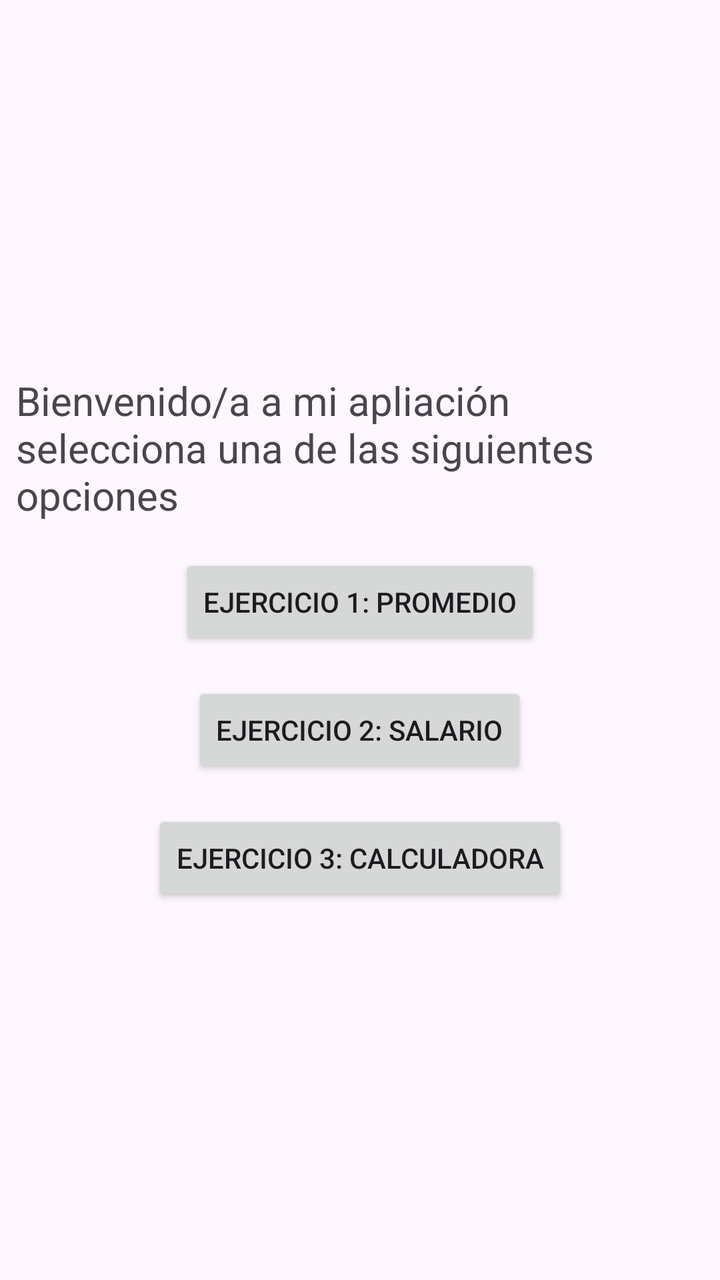
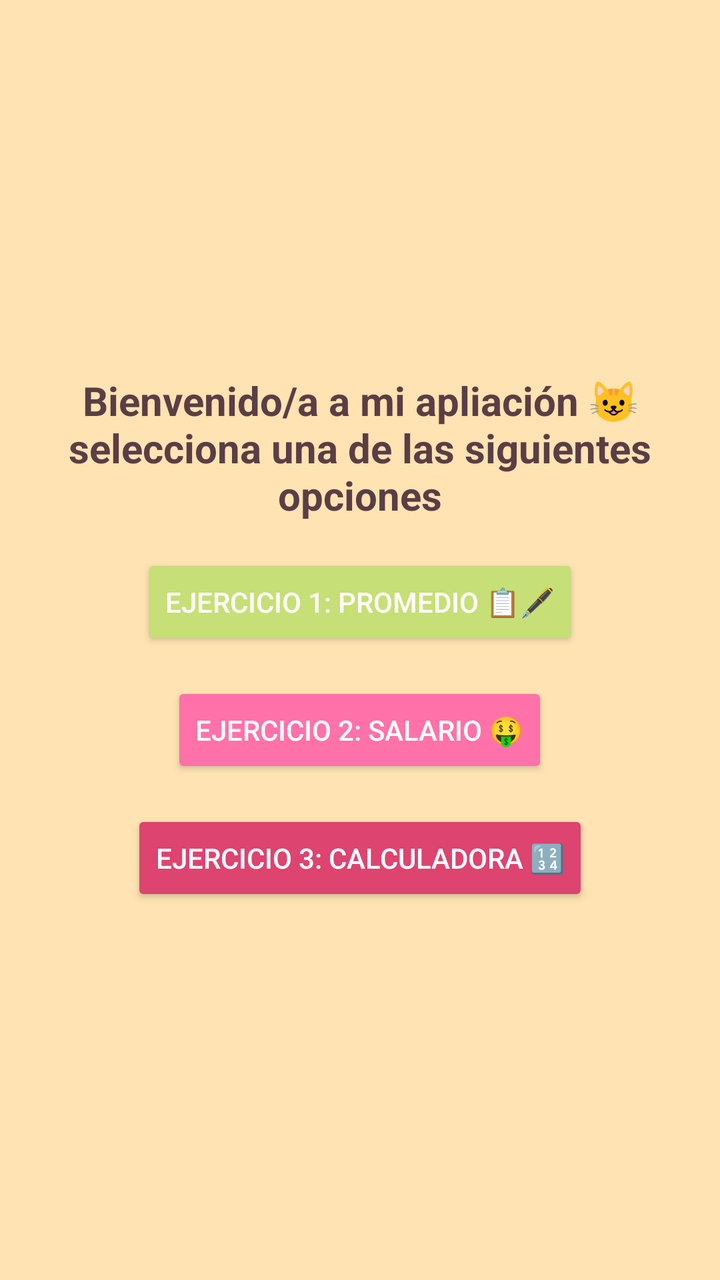

The first picture is an Android layout as it rendered before a commit; the second is the same layout after the commit. The layout source and the unified diff follow.
<!-- AndroidManifest.xml: application theme Theme.Desafio1_DSM -->
<!-- res/layout/activity_main.xml -->
<?xml version="1.0" encoding="utf-8"?>
<LinearLayout xmlns:android="http://schemas.android.com/apk/res/android"
    xmlns:app="http://schemas.android.com/apk/res-auto"
    xmlns:tools="http://schemas.android.com/tools"
    android:id="@+id/main"
    android:layout_width="match_parent"
    android:layout_height="match_parent"
    android:gravity="center"
    android:orientation="vertical"
    tools:context=".MainActivity">

    <TextView
        android:layout_width="match_parent"
        android:layout_height="wrap_content"
        android:text="@string/tittle_principal"
        android:layout_marginLeft="@dimen/margin_small"
        android:layout_marginRight="@dimen/margin_small"
        android:textSize="@dimen/text_size_title"
        />

    
    <Button
        android:id="@+id/Promediobtn"
        android:layout_width="wrap_content"
        android:layout_height="wrap_content"
        android:layout_marginTop="@dimen/margin_medium"
        android:text="@string/btn_ejercicio1" />

    <Button
        android:id="@+id/Salariobtn"
        android:layout_width="wrap_content"
        android:layout_height="wrap_content"
        android:layout_marginTop="@dimen/margin_medium"
        android:text="@string/btn_ejercicio2" />

    <Button
        android:id="@+id/Calculadorabtn"
        android:layout_width="wrap_content"
        android:layout_height="wrap_content"
        android:layout_marginTop="@dimen/margin_medium"
        android:text="@string/btn_ejercicio3" />
</LinearLayout>
<!-- resources referenced by this layout -->
<resources>
  <dimen name="margin_medium">16dp</dimen>
  <dimen name="margin_small">8dp</dimen>
  <dimen name="text_size_title">20sp</dimen>
  <string name="btn_ejercicio1">Ejercicio 1: Promedio</string>
  <string name="btn_ejercicio2">Ejercicio 2: Salario</string>
  <string name="btn_ejercicio3">Ejercicio 3: Calculadora</string>
  <string name="tittle_principal">Bienvenido/a a mi apliación
      selecciona una de las siguientes opciones </string>
  <style name="Theme.Desafio1_DSM" parent="Base.Theme.Desafio1_DSM" />
  <style name="Base.Theme.Desafio1_DSM" parent="Theme.Material3.DayNight.NoActionBar">
          
          
      </style>
</resources>

<!-- the commit's change to res/layout/activity_main.xml (unified diff, before → after) -->
@@ -7,6 +7,7 @@
     android:layout_height="match_parent"
     android:gravity="center"
     android:orientation="vertical"
+    android:background="@color/rosa_pastel"
     tools:context=".MainActivity">
 
     <TextView
@@ -15,6 +16,9 @@
         android:text="@string/tittle_principal"
         android:layout_marginLeft="@dimen/margin_small"
         android:layout_marginRight="@dimen/margin_small"
+        android:textColor="@color/texto_titulo"
+        android:textStyle="bold"
+        android:gravity="center"
         android:textSize="@dimen/text_size_title"
         />
 
@@ -24,6 +28,8 @@
         android:layout_width="wrap_content"
         android:layout_height="wrap_content"
         android:layout_marginTop="@dimen/margin_medium"
+        android:backgroundTint="@color/rosa_principal"
+        android:textColor="@color/texto_botones"
         android:text="@string/btn_ejercicio1" />
 
     <Button
@@ -31,12 +37,16 @@
         android:layout_width="wrap_content"
         android:layout_height="wrap_content"
         android:layout_marginTop="@dimen/margin_medium"
-        android:text="@string/btn_ejercicio2" />
+        android:text="@string/btn_ejercicio2"
+        android:backgroundTint="@color/rosa_encendido"
+        android:textColor="@color/texto_botones"/>
 
     <Button
         android:id="@+id/Calculadorabtn"
         android:layout_width="wrap_content"
         android:layout_height="wrap_content"
         android:layout_marginTop="@dimen/margin_medium"
-        android:text="@string/btn_ejercicio3" />
+        android:text="@string/btn_ejercicio3"
+        android:backgroundTint="@color/magenta_suave"
+        android:textColor="@color/texto_botones" />
 </LinearLayout>
<!-- resource entries referenced after the edit -->
@@ -1,13 +1,19 @@
 <!-- resources referenced by this layout -->
 <resources>
+  <color name="magenta_suave">#DD4470</color>
+  <color name="rosa_encendido">#FE72A9</color>
+  <color name="rosa_pastel">#FFE3B3</color>
+  <color name="rosa_principal">#C6DF76</color>
+  <color name="texto_botones">#FFFFFFFF</color>
+  <color name="texto_titulo">#5A3E45</color>
   <dimen name="margin_medium">16dp</dimen>
   <dimen name="margin_small">8dp</dimen>
   <dimen name="text_size_title">20sp</dimen>
-  <string name="btn_ejercicio1">Ejercicio 1: Promedio</string>
-  <string name="btn_ejercicio2">Ejercicio 2: Salario</string>
-  <string name="btn_ejercicio3">Ejercicio 3: Calculadora</string>
-  <string name="tittle_principal">Bienvenido/a a mi apliación
-      selecciona una de las siguientes opciones </string>
+  <string name="btn_ejercicio1">Ejercicio 1: Promedio 📋🖋️</string>
+  <string name="btn_ejercicio2">Ejercicio 2: Salario 🤑</string>
+  <string name="btn_ejercicio3">Ejercicio 3: Calculadora 🔢</string>
+  <string name="tittle_principal">Bienvenido/a a mi apliación 😺
+      selecciona una de las siguientes opciones  </string>
   <style name="Theme.Desafio1_DSM" parent="Base.Theme.Desafio1_DSM" />
   <style name="Base.Theme.Desafio1_DSM" parent="Theme.Material3.DayNight.NoActionBar">
           
